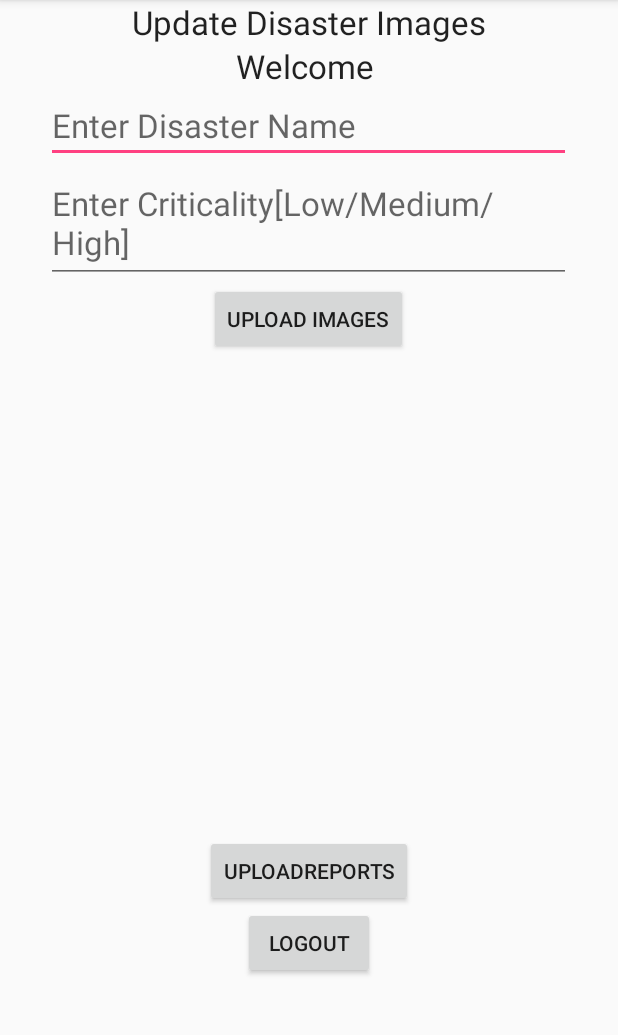
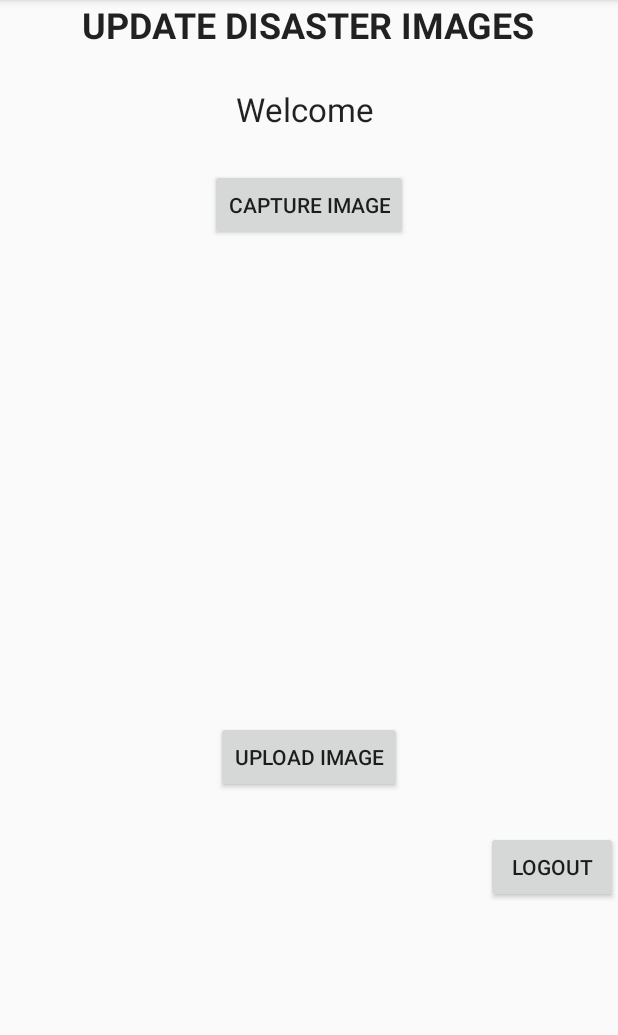
Before and after one commit to swaroopg79/GDP_AndroidSR, an Android app: the screen it shows after launch once a user with an empty profile is signed in (ProfileActivity), on a phone screen of 412 x 824 dp, the part 84-1119 px from its top. Run offline under Robolectric (Android 15) with nearby library versions, the phone set to English and light mode, and no system bars; our stand-ins replace Firebase (no records; nobody signed in at launch, a user with empty details on screens opened directly), Picasso; libraries missing offline, so code that uses them is left out: com.firebase.client.

Commit message:
Final push to the repo

```diff
--- a/app/build.gradle
+++ b/app/build.gradle
@@ -33,6 +33,8 @@ dependencies {
     })
 
 
+
+    compile 'com.squareup.picasso:picasso:2.5.2'
     compile 'com.android.support:appcompat-v7:26.+'
     compile 'com.google.firebase:firebase-auth:10.0.1'
     compile 'com.android.support.constraint:constraint-layout:1.0.2'
--- a/app/src/main/java/com/example/s528802/studentregistartion/Login.java
+++ b/app/src/main/java/com/example/s528802/studentregistartion/Login.java
@@ -44,7 +44,7 @@ public class Login extends AppCompatActivity implements View.OnClickListener{
             //close this activity
             finish();
             //opening profile activity
-            startActivity(new Intent(getApplicationContext(), ProfileActivity.class));
+            startActivity(new Intent(getApplicationContext(), UploadImages.class));
         }
 
         //initializing views
@@ -93,7 +93,7 @@ public class Login extends AppCompatActivity implements View.OnClickListener{
                         if(task.isSuccessful()){
                             //start the profile activity
                             finish();
-                            startActivity(new Intent(getApplicationContext(), ProfileActivity.class));
+                            startActivity(new Intent(getApplicationContext(), UploadImages.class));
                         }
                     }
                 });
--- a/app/src/main/java/com/example/s528802/studentregistartion/ProfileActivity.java
+++ b/app/src/main/java/com/example/s528802/studentregistartion/ProfileActivity.java
@@ -1,10 +1,16 @@
 package com.example.s528802.studentregistartion;
 
 import android.content.Intent;
+import android.graphics.Bitmap;
+import android.graphics.drawable.Drawable;
 import android.net.Uri;
+import android.os.Environment;
+import android.provider.MediaStore;
 import android.support.annotation.NonNull;
+import android.support.v4.content.FileProvider;
 import android.support.v7.app.AppCompatActivity;
 import android.os.Bundle;
+import android.util.Log;
 import android.view.View;
 import android.widget.Button;
 import android.widget.EditText;
@@ -23,6 +29,12 @@ import com.google.firebase.storage.FirebaseStorage;
 import com.google.firebase.storage.OnProgressListener;
 import com.google.firebase.storage.StorageReference;
 import com.google.firebase.storage.UploadTask;
+import com.squareup.picasso.Picasso;
+
+import java.io.File;
+import java.io.IOException;
+import java.text.SimpleDateFormat;
+import java.util.Date;
 
 public class ProfileActivity extends AppCompatActivity implements View.OnClickListener {
 
@@ -34,12 +46,22 @@ public class ProfileActivity extends AppCompatActivity implements View.OnClickLi
     //view objects
     private EditText editDisasterName;
     private EditText editCriticality;
-    ImageView disasterImage;
-    private Button buutonUploadImage;
-    private Button chooseButtonDisaster;
+
+     ImageView disasterImage;
+
+     Button buutonUploadImage;
+     Button chooseButtonDisastertoDB;
+
     private Button buttonLogout;
 
+    private static final int CAM_REQUEST=1313;
 
+
+    private StorageReference mStorage;
+
+
+
+    //till up the code is correct
     // Folder path for Firebase Storage.
     String Storage_Path = "Disaster_Image_Uploads/";
 
@@ -50,7 +72,7 @@ public class ProfileActivity extends AppCompatActivity implements View.OnClickLi
     Uri FilePathUri;
 
     // Creating StorageReference and DatabaseReference object.
-    StorageReference disasterStorageReference;
+
     DatabaseReference disasterDatabaseReference;
 
     // Image request code for onActivityResult() .
@@ -58,7 +80,6 @@ public class ProfileActivity extends AppCompatActivity implements View.OnClickLi
     // private ProgressDialog progressDialog;
 
 
-    //defining firebaseauth object
 
 
 
@@ -68,69 +89,156 @@ public class ProfileActivity extends AppCompatActivity implements View.OnClickLi
         setContentView(R.layout.activity_profile);
 
 
-        disasterStorageReference = FirebaseStorage.getInstance().getReference();
-        disasterDatabaseReference = FirebaseDatabase.getInstance().getReference(Database_Path);
-        chooseButtonDisaster = (Button)findViewById(R.id.ButtonChooseImage);
+        mStorage = FirebaseStorage.getInstance().getReference();
+       // disasterDatabaseReference = FirebaseDatabase.getInstance().getReference(Database_Path);
+
+        chooseButtonDisastertoDB = (Button)findViewById(R.id.cameraUpload);
         disasterImage = (ImageView)findViewById(R.id.ShowImageView);
 
+        buutonUploadImage= (Button)findViewById(R.id.uploadDisasterImage);
+        buttonLogout = (Button)findViewById(R.id.buttonLogout);
 
-        chooseButtonDisaster.setOnClickListener(new View.OnClickListener() {
+      //  buutonUploadImage.setOnClickListener(new btnTakePhotoClicker());
+
+
+
+
+        chooseButtonDisastertoDB.setOnClickListener(new View.OnClickListener(){
             @Override
             public void onClick(View view) {
 
-                // Creating intent.
-                Intent intent = new Intent();
+               // Intent intent = new Intent(MediaStore.ACTION_IMAGE_CAPTURE);
+//                File file=getFile();
+//                intent.putExtra(MediaStore.EXTRA_OUTPUT, Uri.fromFile(file));
+               // startActivityForResult(intent,CAM_REQUEST);
 
-                // Setting intent type as image to select image from phone storage.
-                intent.setType("image/*");
-                intent.setAction(Intent.ACTION_GET_CONTENT);
-                startActivityForResult(Intent.createChooser(intent, "Please Select Image"), Image_Request_Code);
+
+
 
             }
         });
+
+//        buutonUploadImage.setOnClickListener(new View.OnClickListener() {
+//            @Override
+//            public void onClick(View view) {
+//
+//                // Creating intent.
+//                Intent intent = new Intent();
+//
+//                // Setting intent type as image to select image from phone storage.
+//                intent.setType("image/*");
+//                intent.setAction(Intent.ACTION_GET_CONTENT);
+//                startActivityForResult(Intent.createChooser(intent, "Please Select Image"), Image_Request_Code);
+//
+//            }
+//        });
 
         //initializing firebase authentication object
         firebaseAuth = FirebaseAuth.getInstance();
 
         //if the user is not logged in
         //that means current user will return null
-        if(firebaseAuth.getCurrentUser() == null){
-            //closing this activity
-            finish();
-            //starting login activity
-            startActivity(new Intent(this, Login.class));
-        }
+//        if(firebaseAuth.getCurrentUser() == null){
+//            //closing this activity
+//            finish();
+//            //starting login activity
+//            startActivity(new Intent(this, Login.class));
+//        }
 
         //getting current user
         FirebaseUser user = firebaseAuth.getCurrentUser();
 
         //initializing views
-        editDisasterName = (EditText) findViewById(R.id.disasterName);
-        editCriticality = (EditText) findViewById(R.id.criticality);
-        buutonUploadImage = (Button) findViewById(R.id.uploadDisasterImage);
+        //editDisasterName = (EditText) findViewById(R.id.disasterName);
+        //editCriticality = (EditText) findViewById(R.id.criticality);
+      //  buutonUploadImage = (Button) findViewById(R.id.uploadDisasterImage);
         textViewUserEmail = (TextView) findViewById(R.id.textViewUserEmail);
         //displaying logged in user name
         textViewUserEmail.setText("Welcome "+user.getEmail());
 
-        buutonUploadImage.setOnClickListener(new View.OnClickListener() {
-            @Override
-            public void onClick(View view) {
-
-                // Calling method to upload selected image on Firebase storage.
-                // UploadImageFileToFirebaseStorage();
-               // registerUser();
-
-            }
-        });
+        buutonUploadImage.setOnClickListener(new btnTakePhotoClicker());
 
         //adding listener to button
        buttonLogout.setOnClickListener(this);
-
-    }
+//
+   }
 
     // Creating UploadImageFileToFirebaseStorage method to upload image on storage.
 
+//    private File getFile()
+//    {
+//
+//        File folder=new File("sdcard/camera_app");
+//
+//        if(!folder.exists())
+//        {
+//            folder.mkdir();
+//        }
+//        File image_file=new File(folder,"cam_image.jpg");
+//        return image_file;
+//    }
 
+    //For loading image to imageview
+@Override
+protected void onActivityResult(int requestCode, int resultCode, Intent data) {
+    super.onActivityResult(requestCode, resultCode, data);
+
+    if(requestCode == CAM_REQUEST){
+        Bitmap bitmap = (Bitmap) data.getExtras().get("data");
+        disasterImage.setImageBitmap(bitmap);
+    }
+
+}
+
+
+
+
+    class btnTakePhotoClicker implements  Button.OnClickListener{
+
+        @Override
+        public void onClick(View view) {
+            Intent intent = new Intent(MediaStore.ACTION_IMAGE_CAPTURE);
+            startActivityForResult(intent,CAM_REQUEST);
+        }
+    }
+
+
+
+
+
+
+
+
+
+
+//    @Override
+//    protected void onActivityResult(int requestCode, int resultCode, Intent data) {
+//
+//       // String path="sdcard/camera_app/cam_image.jpg";
+//       // disasterImage.setImageDrawable(Drawable.createFromPath(path));
+//
+//        super.onActivityResult(requestCode, resultCode, data);
+//
+//        if(requestCode==CAM_REQUEST )
+//        {
+//            Uri uri = data.getData();
+//            Toast.makeText(this, "I am here ", Toast.LENGTH_SHORT).show();
+//            Log.d("TAG","Iam here");
+//            StorageReference filepath = mStorage.child("images").child(uri.getLastPathSegment());
+//
+//            filepath.putFile(uri).addOnSuccessListener(new OnSuccessListener<UploadTask.TaskSnapshot>() {
+//                @Override
+//                public void onSuccess(UploadTask.TaskSnapshot taskSnapshot) {
+//
+//
+//                    @SuppressWarnings("VisibleForTests") Uri downloadUri = taskSnapshot.getDownloadUrl();
+//                    Picasso.with(ProfileActivity.this).load(downloadUri).fit().centerCrop().into(disasterImage);
+//
+//                    Toast.makeText(ProfileActivity.this,"Uploading finished...",Toast.LENGTH_LONG).show();
+//                }
+//            });
+//        }
+//    }
 
     @Override
     public void onClick(View view) {
--- a/app/src/main/res/layout/activity_profile.xml
+++ b/app/src/main/res/layout/activity_profile.xml
@@ -1,4 +1,6 @@
 <?xml version="1.0" encoding="utf-8"?>
+
+
 <LinearLayout xmlns:android="http://schemas.android.com/apk/res/android"
     xmlns:app="http://schemas.android.com/apk/res-auto"
     xmlns:tools="http://schemas.android.com/tools"
@@ -6,13 +8,31 @@
     android:layout_height="match_parent"
     tools:context="com.example.s528802.studentregistartion.ProfileActivity"
     android:orientation="vertical">
+    <ScrollView
+        android:layout_width="match_parent"
+        android:layout_height="match_parent"
+        tools:layout_editor_absoluteX="8dp"
+        tools:layout_editor_absoluteY="8dp">
+
+        <LinearLayout
+            android:layout_width="match_parent"
+            android:layout_height="wrap_content"
+            android:layout_centerVertical="true"
+            android:orientation="vertical"
+            tools:layout_editor_absoluteX="8dp"
+            tools:layout_editor_absoluteY="0dp">
+
             <TextView
+                android:id="@+id/captureReports"
                 android:layout_width="wrap_content"
                 android:layout_height="wrap_content"
+                android:layout_gravity="center_horizontal"
+                android:layout_marginBottom="25dp"
+                android:text="Update Disaster Images"
+                android:textStyle="bold"
+                android:textAllCaps="true"
                 android:textAppearance="?android:attr/textAppearanceLarge"
-        android:text="Update Disaster Images"
-        android:id="@+id/captureReports"
-        android:layout_gravity="center_horizontal" />
+                android:textSize="24sp" />
 
 
 
@@ -22,32 +42,33 @@
         android:textAppearance="?android:attr/textAppearanceLarge"
         android:text="Large Text"
         android:id="@+id/textViewUserEmail"
-        android:layout_gravity="center_horizontal" />
+        android:layout_gravity="center_horizontal"
+        android:layout_marginBottom="25dp"/>
 
-    <EditText
-        android:layout_width="350dp"
-        android:layout_height="50dp"
-        android:textAppearance="?android:attr/textAppearanceLarge"
-        android:id="@+id/disasterName"
-        android:hint="Enter Disaster Name"
-        android:layout_gravity="center_horizontal"
-        />
+            <!--<EditText-->
+                <!--android:id="@+id/disasterName"-->
+                <!--android:layout_width="350dp"-->
+                <!--android:layout_height="50dp"-->
+                <!--android:layout_gravity="center_horizontal"-->
+                <!--android:fontFamily="sans-serif"-->
+                <!--android:hint="Enter Disaster Name"-->
+                <!--android:textAppearance="?android:attr/textAppearanceLarge" />-->
 
-    <EditText
-        android:layout_width="350dp"
-        android:layout_height="80dp"
-        android:textAppearance="?android:attr/textAppearanceLarge"
-        android:id="@+id/criticality"
-        android:hint="Enter Criticality[Low/Medium/High]"
-        android:layout_gravity="center_horizontal"
-        />
+            <!--<EditText-->
+                <!--android:id="@+id/criticality"-->
+                <!--android:layout_width="350dp"-->
+                <!--android:layout_height="80dp"-->
+                <!--android:layout_gravity="center_horizontal"-->
+                <!--android:fontFamily="sans-serif"-->
+                <!--android:hint="Enter Criticality[Low/Medium/High]"-->
+                <!--android:textAppearance="?android:attr/textAppearanceLarge" />-->
 
             <Button
+                android:id="@+id/uploadDisasterImage"
                 android:layout_width="wrap_content"
                 android:layout_height="wrap_content"
-        android:text="Upload Images"
-        android:id="@+id/uploadDisasterImage"
-        android:layout_gravity="center_horizontal" />
+                android:layout_gravity="center_horizontal"
+                android:text="Capture Image" />
 
 
     <ImageView
@@ -59,19 +80,22 @@
         android:layout_marginTop="20dp"/>
 
             <Button
+                android:id="@+id/cameraUpload"
                 android:layout_width="wrap_content"
                 android:layout_height="wrap_content"
-        android:text="UploadReports"
-        android:id="@+id/cameraUpload"
-        android:layout_gravity="center_horizontal" />
+                android:layout_gravity="center_horizontal"
+                android:text="Upload Image"
+                android:layout_marginBottom="25dp"/>
 
 
             <Button
+                android:id="@+id/buttonLogout"
                 android:layout_width="wrap_content"
                 android:layout_height="wrap_content"
+                android:layout_gravity="right"
                 android:text="Logout"
-        android:id="@+id/buttonLogout"
-        android:layout_gravity="center_horizontal" />
-
-
+                android:textColorLink="@color/common_google_signin_btn_text_dark_disabled"
+                android:layout_marginBottom="25dp"/>
         </LinearLayout>
+    </ScrollView>
+    </LinearLayout>
```
Also changed, not shown: app/src/main/AndroidManifest.xml (+15 -3 lines), app/src/main/java/com/example/s528802/studentregistartion/CaptureAndUpload.java (added, +67 -0 lines), app/src/main/java/com/example/s528802/studentregistartion/ImageUpload.java (added, +35 -0 lines), app/src/main/java/com/example/s528802/studentregistartion/MainActivity.java (+8 -8 lines), app/src/main/java/com/example/s528802/studentregistartion/UploadImages.java (added, +158 -0 lines), app/src/main/res/layout/activity_capture_and_upload.xml (added, +44 -0 lines), app/src/main/res/layout/activity_login.xml (+15 -15 lines), app/src/main/res/layout/activity_main.xml (+5 -5 lines), app/src/main/res/layout/activity_upload_images.xml (added, +95 -0 lines), 1 other file. Lines whose indentation alone changed are shown as unchanged.
